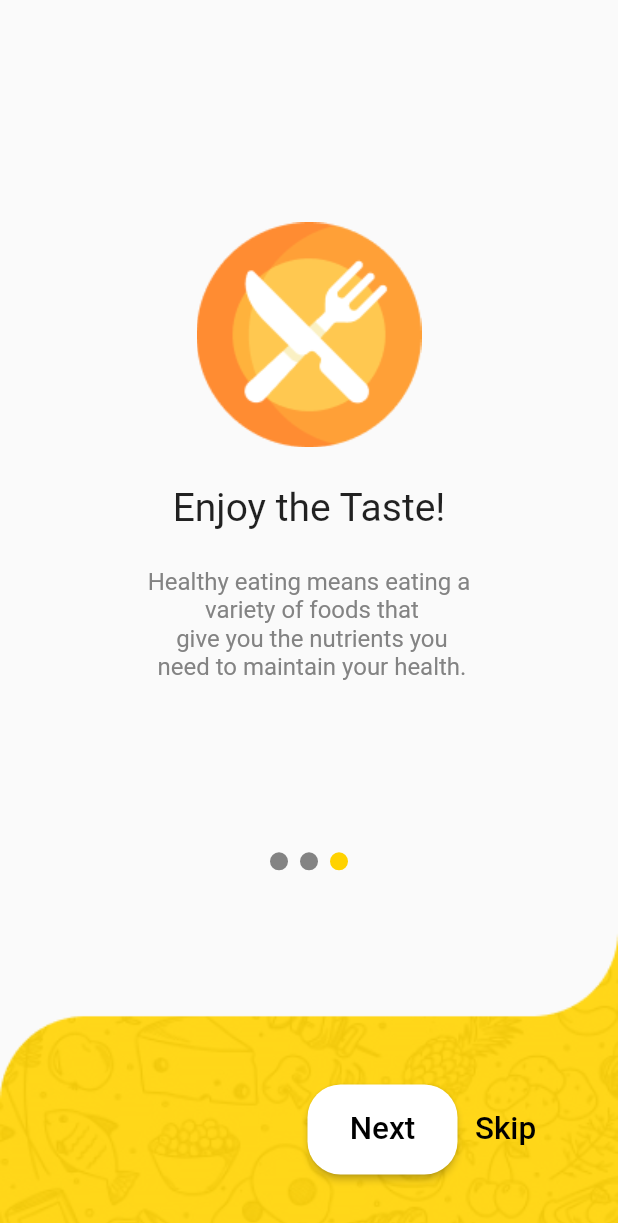
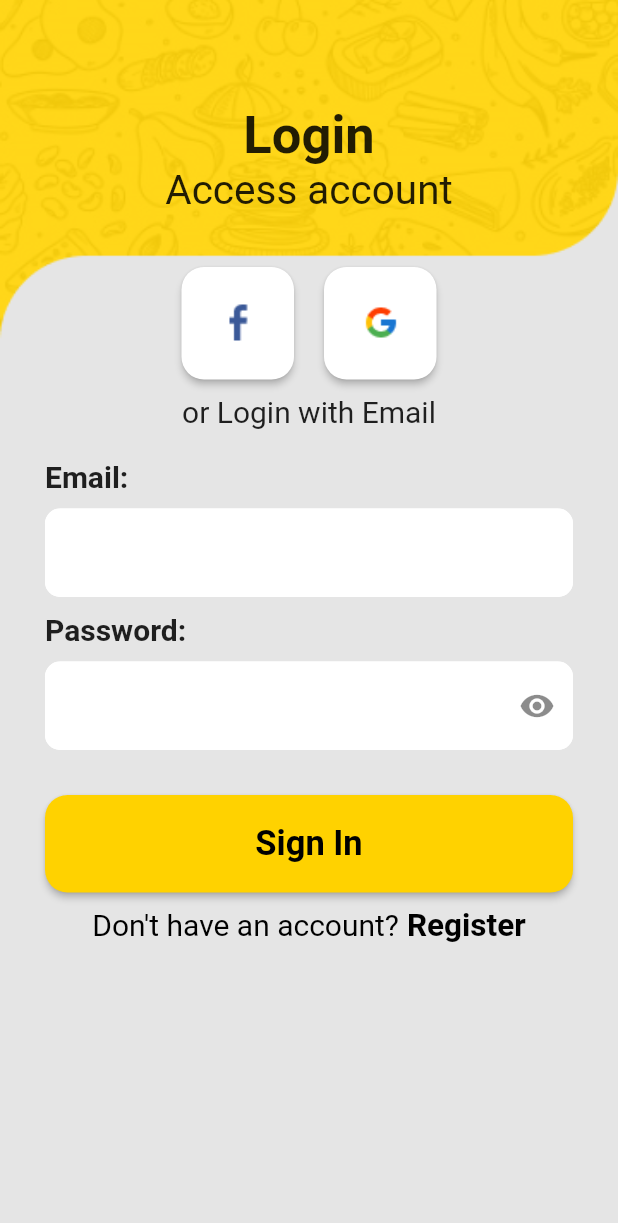
Before and after one commit to ushan1996/Food_App_New, a Flutter app: the screen it shows after launch, after a tap on "Skip", on a phone screen of 412 x 824 dp. Shown: the top 1223 px of the screen. Run offline on Flutter 3.47's test engine with Material 2 defaults, Android fonts, the phone set to English and light mode, and no system bars; drawn by our look-alikes of carousel_slider.

Commit message:
login page

```diff
--- /dev/null
+++ b/lib/components/custome_textfield.dart
@@ -0,0 +1,24 @@
+import 'package:flutter/material.dart';
+
+class CustomTextField extends StatelessWidget {
+  const CustomTextField({
+    Key? key,
+  }) : super(key: key);
+
+  @override
+  Widget build(BuildContext context) {
+    return SizedBox(
+        width: double.infinity,
+        child: TextField(
+          decoration: InputDecoration(
+              filled: true,
+              fillColor: Colors.white,
+              enabledBorder: OutlineInputBorder(
+                  borderRadius: BorderRadius.circular(10),
+                  borderSide: BorderSide(color: Colors.white)),
+              focusedBorder: OutlineInputBorder(
+                  borderRadius: BorderRadius.circular(10),
+                  borderSide: BorderSide(color: Colors.red))),
+        ));
+  }
+}
--- /dev/null
+++ b/lib/screens/login_screen/login_screen.dart
@@ -0,0 +1,198 @@
+import 'package:flutter/gestures.dart';
+import 'package:flutter/material.dart';
+import 'package:food_app/components/custome_textfield.dart';
+import 'package:food_app/screens/login_screen/register_screen.dart';
+import 'package:food_app/utils/app_colors.dart';
+
+class LoginScreen extends StatefulWidget {
+  const LoginScreen({Key? key}) : super(key: key);
+
+  @override
+  _LoginScreenState createState() => _LoginScreenState();
+}
+
+class _LoginScreenState extends State<LoginScreen> {
+  var isObsure = true;
+  @override
+  Widget build(BuildContext context) {
+    final size = MediaQuery.of(context).size;
+    return Scaffold(
+      body: Container(
+        color: Color(0xffE5E5E5),
+        child: Stack(
+          children: [
+            Image.asset(
+              "assets/images/up.png",
+              width: size.width,
+              fit: BoxFit.fill,
+            ),
+            Column(
+              children: [
+                SizedBox(
+                  height: 70,
+                ),
+                Text(
+                  "Login",
+                  style: TextStyle(
+                    fontSize: 35,
+                    fontWeight: FontWeight.bold,
+                  ),
+                ),
+                Text(
+                  "Access account",
+                  style: TextStyle(fontSize: 27),
+                ),
+                SizedBox(
+                  height: 35,
+                ),
+                Row(
+                  mainAxisAlignment: MainAxisAlignment.center,
+                  children: [
+                    ElevatedButton(
+                      style: ElevatedButton.styleFrom(
+                          elevation: 2,
+                          primary: Colors.white,
+                          padding: EdgeInsets.all(10),
+                          shape: RoundedRectangleBorder(
+                              borderRadius: BorderRadius.circular(15))),
+                      onPressed: () {},
+                      child: Image.asset(
+                        'assets/images/fb.png',
+                      ),
+                    ),
+                    SizedBox(
+                      width: 20,
+                    ),
+                    ElevatedButton(
+                      style: ElevatedButton.styleFrom(
+                          elevation: 2,
+                          primary: Colors.white,
+                          padding: EdgeInsets.all(10),
+                          shape: RoundedRectangleBorder(
+                              borderRadius: BorderRadius.circular(15))),
+                      onPressed: () {},
+                      child: Image.asset(
+                        'assets/images/google.png',
+                      ),
+                    ),
+                  ],
+                ),
+                SizedBox(
+                  height: 10,
+                ),
+                Text(
+                  "or Login with Email",
+                  style: TextStyle(fontSize: 20),
+                ),
+                SizedBox(
+                  height: 20,
+                ),
+                Padding(
+                  padding: EdgeInsets.symmetric(horizontal: 30),
+                  child: SingleChildScrollView(
+                    child: Column(
+                      crossAxisAlignment: CrossAxisAlignment.start,
+                      children: [
+                        Text(
+                          "Email:",
+                          style: TextStyle(
+                            fontSize: 20,
+                            fontWeight: FontWeight.bold,
+                          ),
+                        ),
+                        SizedBox(height: 10),
+                        CustomTextField(),
+                        SizedBox(height: 10),
+                        Text(
+                          "Password:",
+                          style: TextStyle(
+                            fontSize: 20,
+                            fontWeight: FontWeight.bold,
+                          ),
+                        ),
+                        SizedBox(height: 10),
+                        SizedBox(
+                          width: double.infinity,
+                          child: TextField(
+                            obscureText: isObsure,
+                            decoration: InputDecoration(
+                                filled: true,
+                                fillColor: Colors.white,
+                                suffixIcon: IconButton(
+                                    onPressed: () {
+                                      setState(() {
+                                        isObsure = !isObsure;
+                                      });
+                                    },
+                                    icon: Icon(isObsure
+                                        ? Icons.visibility
+                                        : Icons.visibility_off)),
+                                enabledBorder: OutlineInputBorder(
+                                    borderRadius: BorderRadius.circular(10),
+                                    borderSide:
+                                        BorderSide(color: Colors.white)),
+                                focusedBorder: OutlineInputBorder(
+                                    borderRadius: BorderRadius.circular(10),
+                                    borderSide: BorderSide(color: Colors.red))),
+                          ),
+                        ),
+                        SizedBox(
+                          height: 30,
+                        ),
+                        SizedBox(
+                          width: double.infinity,
+                          height: 65,
+                          child: ElevatedButton(
+                            style: ElevatedButton.styleFrom(
+                                elevation: 2,
+                                primary: primaryColor,
+                                padding: EdgeInsets.all(10),
+                                shape: RoundedRectangleBorder(
+                                    borderRadius: BorderRadius.circular(15))),
+                            onPressed: () {},
+                            child: Text("Sign In",
+                                style: TextStyle(
+                                    fontSize: 23,
+                                    fontWeight: FontWeight.bold,
+                                    color: Colors.black)),
+                          ),
+                        ),
+                        SizedBox(height: 10),
+                        Center(
+                          child: RichText(
+                              text: TextSpan(children: [
+                            TextSpan(
+                                text: "Don't have an account?",
+                                style: TextStyle(
+                                  fontSize: 20,
+                                  color: Colors.black,
+                                )),
+                            TextSpan(
+                                text: " Register",
+                                recognizer: TapGestureRecognizer()
+                                  ..onTap = () {
+                                    Navigator.push(
+                                        context,
+                                        MaterialPageRoute(
+                                            builder: (context) =>
+                                                RegisterScreen()));
+                                  },
+                                style: TextStyle(
+                                  fontSize: 21,
+                                  fontWeight: FontWeight.bold,
+                                  color: Colors.black,
+                                )),
+                          ])),
+                        )
+                      ],
+                    ),
+                  ),
+                ),
+              ],
+            ),
+          ],
+        ),
+      ),
+    );
+  }
+}
--- /dev/null
+++ b/lib/screens/login_screen/register_screen.dart
@@ -0,0 +1,17 @@
+import 'package:flutter/material.dart';
+
+class RegisterScreen extends StatefulWidget {
+  const RegisterScreen({Key? key}) : super(key: key);
+
+  @override
+  _RegisterScreenState createState() => _RegisterScreenState();
+}
+
+class _RegisterScreenState extends State<RegisterScreen> {
+  @override
+  Widget build(BuildContext context) {
+    return Scaffold(
+      body: Container(),
+    );
+  }
+}
--- a/lib/screens/splash_screen/getting_started.dart
+++ b/lib/screens/splash_screen/getting_started.dart
@@ -1,5 +1,6 @@
 import 'package:carousel_slider/carousel_slider.dart';
 import 'package:flutter/material.dart';
+import 'package:food_app/screens/login_screen/login_screen.dart';
 import 'package:food_app/utils/app_colors.dart';
 
 class GettingStart extends StatefulWidget {
@@ -35,7 +36,8 @@ class _GettingStartState extends State<GettingStart> {
   Widget build(BuildContext context) {
     final size = MediaQuery.of(context).size;
     return Scaffold(
-      body: Column(
+      body: GestureDetector(
+        child: Column(
           mainAxisAlignment: MainAxisAlignment.end,
           children: [
             CarouselSlider(
@@ -69,19 +71,22 @@ class _GettingStartState extends State<GettingStart> {
                   child: Container(
                     width: 12.0,
                     height: 12.0,
-                  margin: EdgeInsets.symmetric(vertical: 8.0, horizontal: 4.0),
+                    margin:
+                        EdgeInsets.symmetric(vertical: 8.0, horizontal: 4.0),
                     decoration: BoxDecoration(
                         shape: BoxShape.circle,
-                      color: _current == entry.key ? primaryColor : greyColor),
+                        color:
+                            _current == entry.key ? primaryColor : greyColor),
                   ),
                 );
               }).toList(),
             ),
-          bottom_part(
+            Bottom_part(
               size: size,
               ontap: () => carouselController.nextPage(),
             ),
           ],
+        ),
       ),
     );
   }
@@ -124,8 +129,8 @@ class SliderItem extends StatelessWidget {
   }
 }
 
-class bottom_part extends StatelessWidget {
-  const bottom_part({
+class Bottom_part extends StatelessWidget {
+  const Bottom_part({
     Key? key,
     required this.size,
     required this.ontap,
@@ -167,7 +172,12 @@ class bottom_part extends StatelessWidget {
                         ),
                       ),
                       TextButton(
-                          onPressed: () {},
+                          onPressed: () {
+                            Navigator.push(
+                                context,
+                                MaterialPageRoute(
+                                    builder: (context) => LoginScreen()));
+                          },
                           child: Text("Skip",
                               style:
                                   TextStyle(color: Colors.black, fontSize: 21)))
--- a/lib/screens/splash_screen/splash_screen.dart
+++ b/lib/screens/splash_screen/splash_screen.dart
@@ -21,10 +21,10 @@ class _SplashScreenState extends State<SplashScreen> {
 
   @override
   Widget build(BuildContext context) {
-    final Size = MediaQuery.of(context).size;
+    final size = MediaQuery.of(context).size;
     return Scaffold(
         body: Container(
-      width: Size.width,
+      width: size.width,
       child: Column(
         mainAxisAlignment: MainAxisAlignment.center,
         children: [
```
Lines whose indentation alone changed are shown as unchanged.
